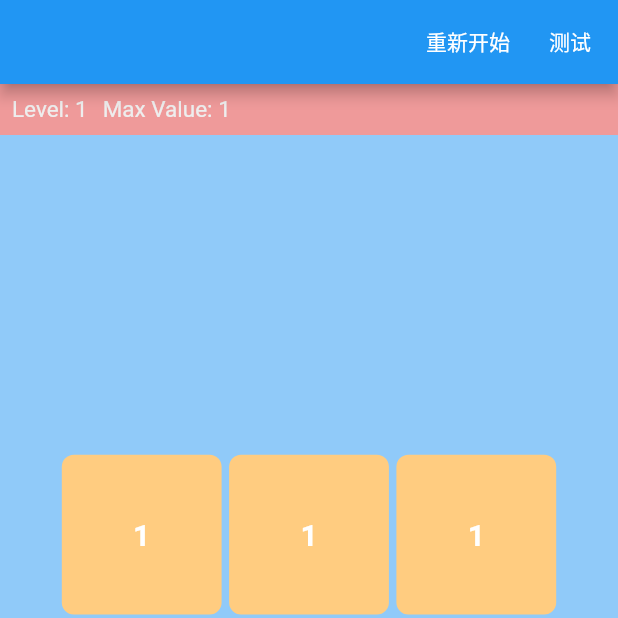
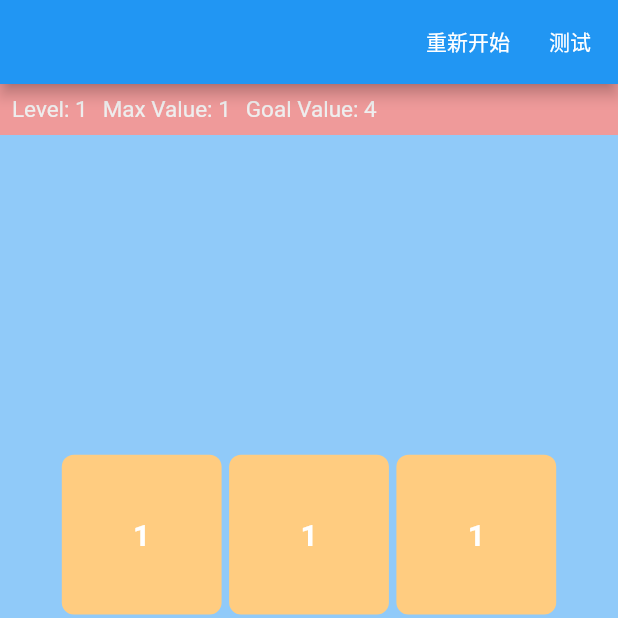
Before and after one commit to GeeJoe/Chain, a Flutter app: the screen it shows after launch, on a phone screen of 412 x 824 dp, the top half of it. Run offline on Flutter 3.47's test engine with Material 2 defaults, Android fonts, the phone set to English and light mode, and no system bars.

Commit message:
feat: 增加通过提示

```diff
--- a/lib/box.dart
+++ b/lib/box.dart
@@ -33,7 +33,9 @@ class Box extends StatelessWidget {
             duration: AnimationConfig.popDuration,
             curve: Curves.easeInOutBack,
             scale: node.alive ? 1 : 0,
-            child: Container(
+            child: AnimatedContainer(
+              duration: AnimationConfig.intervalDuration,
+              curve: Curves.easeInOutBack,
               width: node.size.width,
               height: node.size.height,
               decoration: BoxDecoration(
--- a/lib/main.dart
+++ b/lib/main.dart
@@ -94,7 +94,11 @@ class _MyGameState extends State<MyGame> {
                                   ),
                                 )
                               : const SizedBox(),
-                        Align(
+                          child!,
+                        ],
+                      );
+                    },
+                    child: Align(
                       alignment: AlignmentDirectional.topCenter,
                       child: Container(
                         padding: const EdgeInsets.all(8.0),
@@ -102,7 +106,7 @@ class _MyGameState extends State<MyGame> {
                         child: Row(
                           children: [
                             Text(
-                                  "Level: ${gameStatus.level}",
+                              "Level: ${gameStatus.level?.level}",
                               style: TextStyle(
                                   fontSize: 15, color: Colors.grey[200]),
                             ),
@@ -112,14 +116,16 @@ class _MyGameState extends State<MyGame> {
                               style: TextStyle(
                                   fontSize: 15, color: Colors.grey[200]),
                             ),
+                            const SizedBox.square(dimension: 10),
+                            Text(
+                              "Goal Value: ${gameStatus.level?.nextLevelValue.toInt()}",
+                              style: TextStyle(
+                                  fontSize: 15, color: Colors.grey[200]),
+                            ),
                           ],
                         ),
                       ),
-                        )
-                      ],
-                    );
-                  },
-                ),
+                    )),
               ),
             );
           },
--- a/lib/model/game_level.dart
+++ b/lib/model/game_level.dart
@@ -68,12 +68,12 @@ class GameLevel {
       case 3:
         column = 4;
         row = 6;
-        nextLevelValue = 16;
+        nextLevelValue = 12;
         break;
       case 4:
         column = 6;
         row = 6;
-        nextLevelValue = 32;
+        nextLevelValue = 16;
         break;
       case 5:
         column = 6;
--- a/lib/model/game_status.dart
+++ b/lib/model/game_status.dart
@@ -1,17 +1,19 @@
+import 'package:chain/model/game_level.dart';
+
 class GameStatus {
   final bool gameOver;
   final int curMaxValue;
-  final int level;
+  GameLevel? level;
 
   GameStatus({
     this.gameOver = false,
     this.curMaxValue = 0,
-    this.level = 1,
+    this.level,
   });
 
   @override
   String toString() {
-    return 'GameStatus{gameOver: $gameOver, curMaxValue: $curMaxValue, level: $level}';
+    return 'GameStatus{gameOver: $gameOver, curMaxValue: $curMaxValue, level: ${level?.level}}';
   }
 
   @override
--- a/lib/veiwmodel.dart
+++ b/lib/veiwmodel.dart
@@ -39,7 +39,7 @@ class GameViewModel extends ChangeNotifier {
 
     gameStatus = GameStatus(
       gameOver: false,
-      level: gameLevel.level,
+      level: gameLevel,
       curMaxValue: _calculateCurrentMaxValue(),
     );
 
@@ -106,18 +106,22 @@ class GameViewModel extends ChangeNotifier {
     }
     // 走到这里说明可以得分
 
+    // 除链尾之外，将所有链中其余结点标记为 dead
+    for (var chainedNode in chain.take(chain.length - 1)) {
+      Node deadNode = Node.dead(chainedNode);
+      allNode[deadNode.coordinate] = deadNode;
+    }
+
+    notifyListeners();
+
+    await Future.delayed(AnimationConfig.intervalDuration);
+
     // 将链尾结点 value 更新为链中结点的 merge 值
     // 每三个就合成下一个数，不足三个不忽略
     Node lastChainedNode = chain.last;
     Node mergeNode =
         Node.value(lastChainedNode, chain.length ~/ 3 + lastChainedNode.value);
     allNode[mergeNode.coordinate] = mergeNode;
-
-    // 除链尾之外，将所有链中其余结点标记为 dead
-    for (var chainedNode in chain.take(chain.length - 1)) {
-      Node deadNode = Node.dead(chainedNode);
-      allNode[deadNode.coordinate] = deadNode;
-    }
 
     chain = [];
     notifyListeners();
```
Lines whose indentation alone changed are shown as unchanged.
